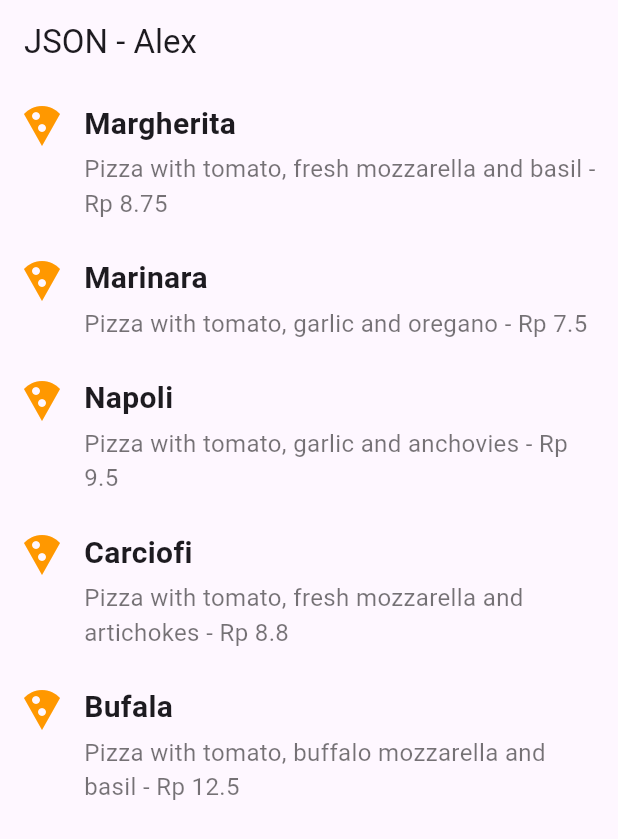
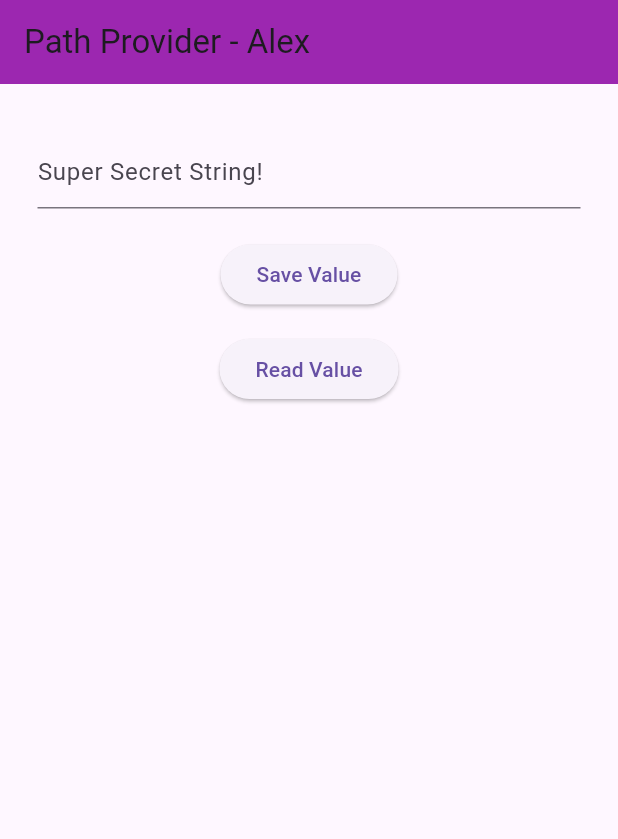
Before and after one commit to AlexanderDev2004/Pemograman-Mobile_2025, a Flutter app: the screen it shows after launch, on a phone screen of 412 x 824 dp. Shown: the top 839 px of the screen. Run offline on Flutter 3.47's test engine with Material 3 defaults, Android fonts, the phone set to English and light mode, and no system bars; our stand-ins replace auto_size_text, camera, flutter_secure_storage, geolocator, go_router.

Commit message:
P13: Done P13

```diff
--- a/P13/store_data_alex/lib/main.dart
+++ b/P13/store_data_alex/lib/main.dart
@@ -1,7 +1,7 @@
 import 'package:flutter/material.dart';
-import 'dart:convert';
-import './model/pizza.dart';
-
+import 'package:path_provider/path_provider.dart';
+import 'dart:io';
+import 'package:flutter_secure_storage/flutter_secure_storage.dart';
 void main() {
   runApp(const MyApp());
 }
@@ -12,8 +12,7 @@ class MyApp extends StatelessWidget {
   @override
   Widget build(BuildContext context) {
     return MaterialApp(
-      title: 'JSON Pizza List - Alex',
-      theme: ThemeData(primarySwatch: Colors.blue),
+      title: 'Secure Storage Demo',
       home: const MyHomePage(),
     );
   }
@@ -27,82 +26,113 @@ class MyHomePage extends StatefulWidget {
 }
 
 class _MyHomePageState extends State<MyHomePage> {
-  List<Pizza> myPizzas = [];
+  late File myFile;
+  String fileText = '';
+  String documentPath = '';
+  String tempPath = '';
 
-  // FIX: Konversi list Pizza ke JSON string
-  String convertToJSON(List<Pizza> pizzas) {
-    return jsonEncode(pizzas.map((pizza) => pizza.toJson()).toList());
-  }
+  final storage = const FlutterSecureStorage();
+  final pwdController = TextEditingController();
+  String myPass = '';
+
+  final String myKey = "myPass";
 
   @override
   void initState() {
     super.initState();
-    readJsonFile();
+    getPaths().then((_) {
+      myFile = File('$documentPath/pizzas.txt');
+      writeFile();
+    });
   }
 
-  Future<void> readJsonFile() async {
-    String myString = await DefaultAssetBundle.of(context)
-        .loadString('assets/pizzalist.json');
-
-    List<dynamic> pizzaMapList = jsonDecode(myString);
+  Future<void> getPaths() async {
+    final docDir = await getApplicationDocumentsDirectory();
+    final tmpDir = await getTemporaryDirectory();
 
     setState(() {
-      myPizzas = pizzaMapList.map((e) => Pizza.fromJson(e)).toList();
+      documentPath = docDir.path;
+      tempPath = tmpDir.path;
     });
+  }
 
-    // Print JSON hasil encode ulang
-    String json = convertToJSON(myPizzas);
-    print(json);
+  Future<bool> writeFile() async {
+    try {
+      await myFile.writeAsString('Margherita, Capricciosa, Napoli');
+      return true;
+    } catch (e) {
+      return false;
+    }
+  }
+
+  Future<bool> readFile() async {
+    try {
+      String content = await myFile.readAsString();
+      setState(() {
+        fileText = content;
+      });
+      return true;
+    } catch (e) {
+      return false;
+    }
+  }
+
+  Future<void> writeToSecureStorage() async {
+    await storage.write(key: myKey, value: pwdController.text);
+  }
+
+  Future<void> readFromSecureStorage() async {
+    String secret = await storage.read(key: myKey) ?? '';
+    setState(() {
+      myPass = secret;
+    });
   }
 
   @override
   Widget build(BuildContext context) {
     return Scaffold(
-      appBar: AppBar(title: const Text("JSON - Alex")),
-      body: myPizzas.isEmpty
-          ? const Center(child: CircularProgressIndicator())
-          : ListView.builder(
-              itemCount: myPizzas.length,
-              itemBuilder: (context, index) {
-                Pizza p = myPizzas[index];
-                return Padding(
-                  padding: const EdgeInsets.all(12.0),
-                  child: Row(
-                    crossAxisAlignment: CrossAxisAlignment.start,
+      appBar: AppBar(
+        title: const Text("Path Provider - Alex"),
+        backgroundColor: Colors.purple,
+      ),
+      body: Padding(
+        padding: const EdgeInsets.all(25.0),
+        child: Column(
           children: [
-                      const Icon(
-                        Icons.local_pizza,
-                        size: 32,
-                        color: Colors.orange,
-                      ),
-                      const SizedBox(width: 12),
-                      Expanded(
-                        child: Column(
-                          crossAxisAlignment: CrossAxisAlignment.start,
-                          children: [
-                            Text(
-                              p.pizzaName,
-                              style: const TextStyle(
-                                fontSize: 20,
-                                fontWeight: FontWeight.bold,
+            const SizedBox(height: 10),
+
+            // INPUT TEXT
+            TextField(
+              controller: pwdController,
+              decoration: const InputDecoration(
+                hintText: "Super Secret String!",
               ),
             ),
-                            const SizedBox(height: 4),
+            const SizedBox(height: 20),
+
+            // SAVE VALUE BUTTON
+            ElevatedButton(
+              onPressed: () async => await writeToSecureStorage(),
+              child: const Text("Save Value"),
+            ),
+            const SizedBox(height: 15),
+
+            // READ VALUE BUTTON
+            ElevatedButton(
+              onPressed: () async => await readFromSecureStorage(),
+              child: const Text("Read Value"),
+            ),
+
+            const SizedBox(height: 20),
+
+            // SHOW VALUE
             Text(
-                              "${p.description} - Rp ${p.price}",
-                              style: const TextStyle(
-                                fontSize: 16,
-                                color: Colors.black54,
-                              ),
+              myPass,
+              style: const TextStyle(fontSize: 18),
             ),
           ],
         ),
       ),
-                    ],
-                  ),
-                );
-              },
-            ),
     );
   }
 }
--- a/P13/store_data_alex/lib/model/pizza.dart
+++ b/P13/store_data_alex/lib/model/pizza.dart
@@ -13,17 +13,25 @@ class Pizza {
     required this.imageUrl,
   });
 
+  // ✔ FIX: gunakan factory agar final fields bisa diinisialisasi
   factory Pizza.fromJson(Map<String, dynamic> json) {
     return Pizza(
-      id: json['id'],
-      pizzaName: json['pizzaName'],
-      description: json['description'],
-      price: (json['price'] as num).toDouble(),
-      imageUrl: json['imageUrl'],
+      id: int.tryParse(json['id'].toString()) ?? 0,
+
+      pizzaName: json['pizzaName'] != null
+          ? json['pizzaName'].toString()
+          : 'No name',
+
+      description: json['description'] != null
+          ? json['description'].toString()
+          : '',
+
+      price: double.tryParse(json['price'].toString()) ?? 0,
+
+      imageUrl: json['imageUrl']?.toString() ?? '',
     );
   }
 
-  // FIX: toJson yang benar
   Map<String, dynamic> toJson() {
     return {
       'id': id,
--- a/P13/store_data_alex/pubspec.yaml
+++ b/P13/store_data_alex/pubspec.yaml
@@ -34,6 +34,9 @@ dependencies:
   # The following adds the Cupertino Icons font to your application.
   # Use with the CupertinoIcons class for iOS style icons.
   cupertino_icons: ^1.0.8
+  shared_preferences: ^2.5.3
+  path_provider: ^2.1.5
+  flutter_secure_storage: ^9.2.4
 
 dev_dependencies:
   flutter_test:
```
Also changed, not shown: P13/store_data_alex/image-10.png (added), P13/store_data_alex/image-3.png (added), P13/store_data_alex/image-4.png (added), P13/store_data_alex/image-5.png (added), P13/store_data_alex/image-6.png (added), P13/store_data_alex/image-7.png (added), P13/store_data_alex/image-8.png (added), P13/store_data_alex/image-9.png (added), P13/store_data_alex/pubspec.lock, 9 other files. Lines whose indentation alone changed are shown as unchanged.
